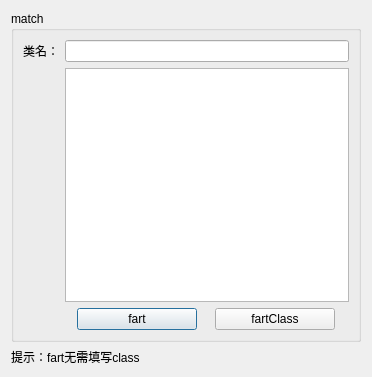
dqzg12300/fridaUiTools, file ui/fart.ui: the form before one commit.
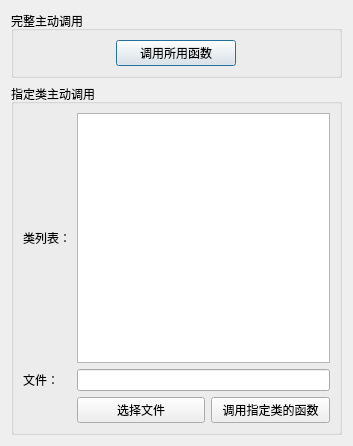
The form after the commit.

Commit message: fart的指定类dump进行调整，有待优化

Patch:
```diff
--- a/ui/fart.ui
+++ b/ui/fart.ui
@@ -6,8 +6,8 @@
    <rect>
     <x>0</x>
     <y>0</y>
-    <width>372</width>
-    <height>377</height>
+    <width>353</width>
+    <height>446</height>
    </rect>
   </property>
   <property name="windowTitle">
@@ -15,51 +15,21 @@
   </property>
   <layout class="QGridLayout" name="gridLayout_3">
    <item row="0" column="0">
-    <widget class="QGroupBox" name="groupBox">
+    <widget class="QGroupBox" name="groupBox_2">
      <property name="title">
-      <string>match</string>
+      <string>完整主动调用</string>
      </property>
      <layout class="QGridLayout" name="gridLayout">
-      <item row="0" column="1">
-       <widget class="QLineEdit" name="txtClass"/>
-      </item>
-      <item row="1" column="1">
-       <widget class="QListWidget" name="listClass"/>
-      </item>
-      <item row="2" column="1">
-       <layout class="QHBoxLayout" name="horizontalLayout">
-        <item>
-         <widget class="QPushButton" name="btnSubmitFart">
-          <property name="maximumSize">
-           <size>
-            <width>120</width>
-            <height>16777215</height>
-           </size>
-          </property>
-          <property name="text">
-           <string>fart</string>
-          </property>
-         </widget>
-        </item>
-        <item>
-         <widget class="QPushButton" name="btnSubmitFartClass">
-          <property name="maximumSize">
-           <size>
-            <width>120</width>
-            <height>16777215</height>
-           </size>
-          </property>
-          <property name="text">
-           <string>fartClass</string>
-          </property>
-         </widget>
-        </item>
-       </layout>
-      </item>
       <item row="0" column="0">
-       <widget class="QLabel" name="label">
+       <widget class="QPushButton" name="btnSubmitFart">
+        <property name="maximumSize">
+         <size>
+          <width>120</width>
+          <height>16777215</height>
+         </size>
+        </property>
         <property name="text">
-         <string>类名：</string>
+         <string>调用所用函数</string>
         </property>
        </widget>
       </item>
@@ -67,10 +37,52 @@
     </widget>
    </item>
    <item row="1" column="0">
-    <widget class="QLabel" name="label_2">
-     <property name="text">
-      <string>提示：fart无需填写class</string>
+    <widget class="QGroupBox" name="groupBox">
+     <property name="title">
+      <string>指定类主动调用</string>
      </property>
+     <layout class="QGridLayout" name="gridLayout_2">
+      <item row="0" column="0">
+       <widget class="QLabel" name="label_3">
+        <property name="text">
+         <string>类列表：</string>
+        </property>
+       </widget>
+      </item>
+      <item row="0" column="1" colspan="2">
+       <widget class="QPlainTextEdit" name="txtClasses"/>
+      </item>
+      <item row="1" column="0">
+       <widget class="QLabel" name="label">
+        <property name="text">
+         <string>文件：</string>
+        </property>
+       </widget>
+      </item>
+      <item row="1" column="1" colspan="2">
+       <widget class="QLineEdit" name="txtClassesPath"/>
+      </item>
+      <item row="2" column="1">
+       <widget class="QPushButton" name="btnSelectClasses">
+        <property name="text">
+         <string>选择文件</string>
+        </property>
+       </widget>
+      </item>
+      <item row="2" column="2">
+       <widget class="QPushButton" name="btnSubmitFartClass">
+        <property name="maximumSize">
+         <size>
+          <width>120</width>
+          <height>16777215</height>
+         </size>
+        </property>
+        <property name="text">
+         <string>调用指定类的函数</string>
+        </property>
+       </widget>
+      </item>
+     </layout>
     </widget>
    </item>
   </layout>
```
The commit also changes 6 other files.
